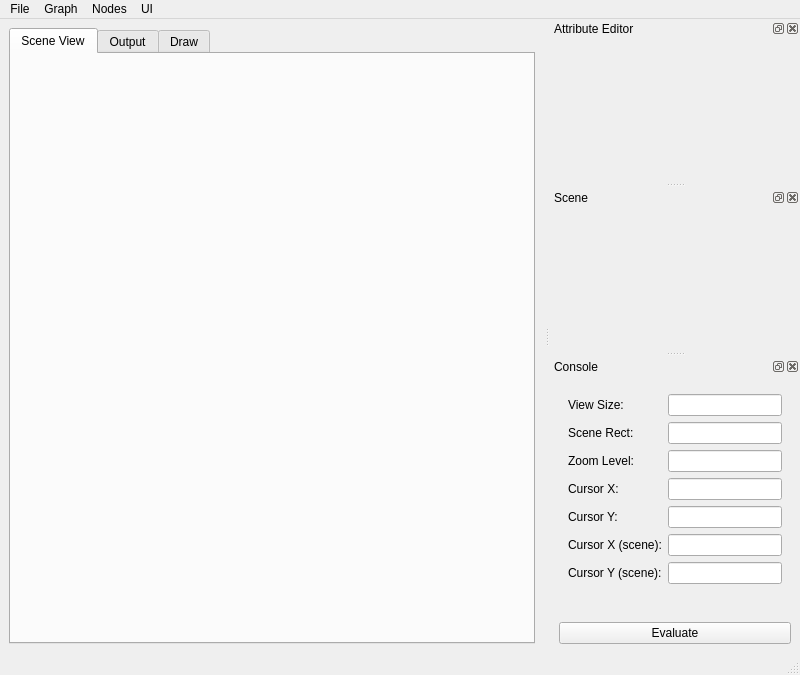
First picture: the form in ui/SceneGraph.ui, repository mfessenden/SceneGraph, before the edit.
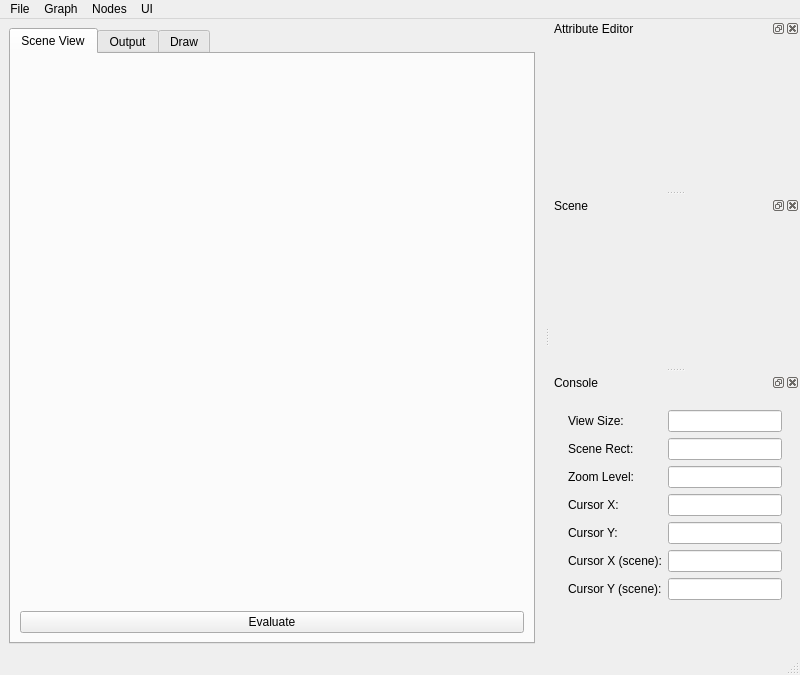
Second picture: the form after the edit. Icons and pictures are not drawn.

Commit message: - add signal for node scene position change

The edit to the form file:
```diff
--- a/ui/SceneGraph.ui
+++ b/ui/SceneGraph.ui
@@ -42,6 +42,13 @@
           <layout class="QVBoxLayout" name="gviewLayout"/>
          </widget>
         </item>
+        <item>
+         <widget class="QPushButton" name="evaluate_button">
+          <property name="text">
+           <string>Evaluate</string>
+          </property>
+         </widget>
+        </item>
        </layout>
       </widget>
       <widget class="QWidget" name="outputTab">
@@ -285,8 +292,8 @@
          <rect>
           <x>0</x>
           <y>0</y>
-          <width>243</width>
-          <height>271</height>
+          <width>256</width>
+          <height>272</height>
          </rect>
         </property>
         <layout class="QFormLayout" name="consoleScrollAreaLayout">
@@ -367,13 +374,6 @@
        </widget>
       </widget>
      </item>
-     <item>
-      <widget class="QPushButton" name="evaluate_button">
-       <property name="text">
-        <string>Evaluate</string>
-       </property>
-      </widget>
-     </item>
     </layout>
    </widget>
   </widget>
```
The commit also changes 7 other files.
